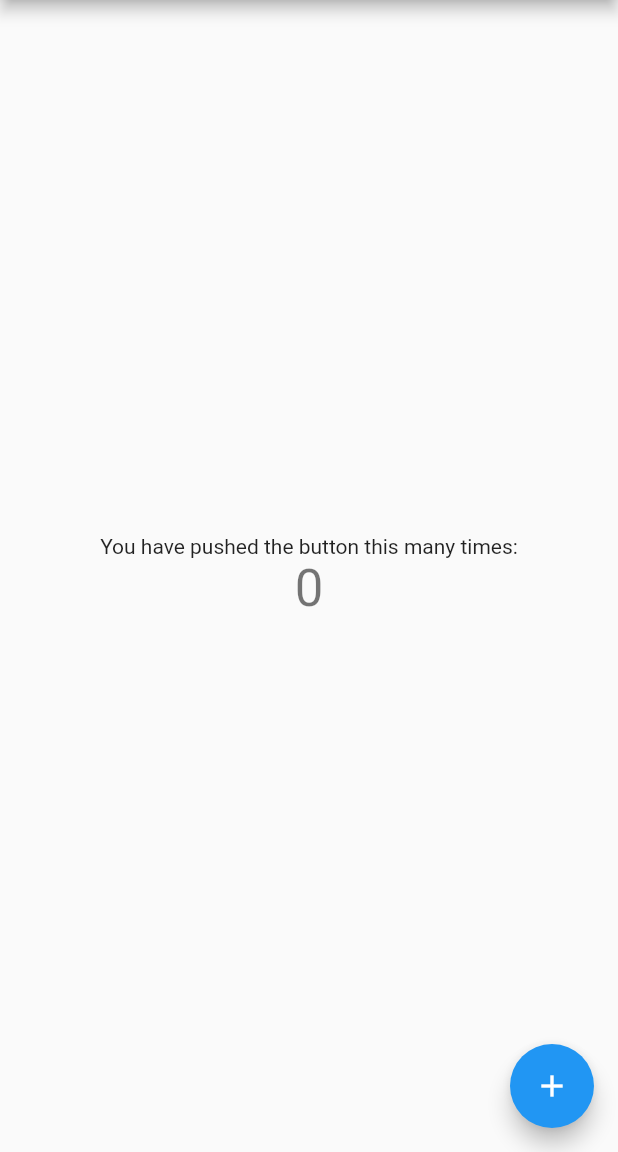
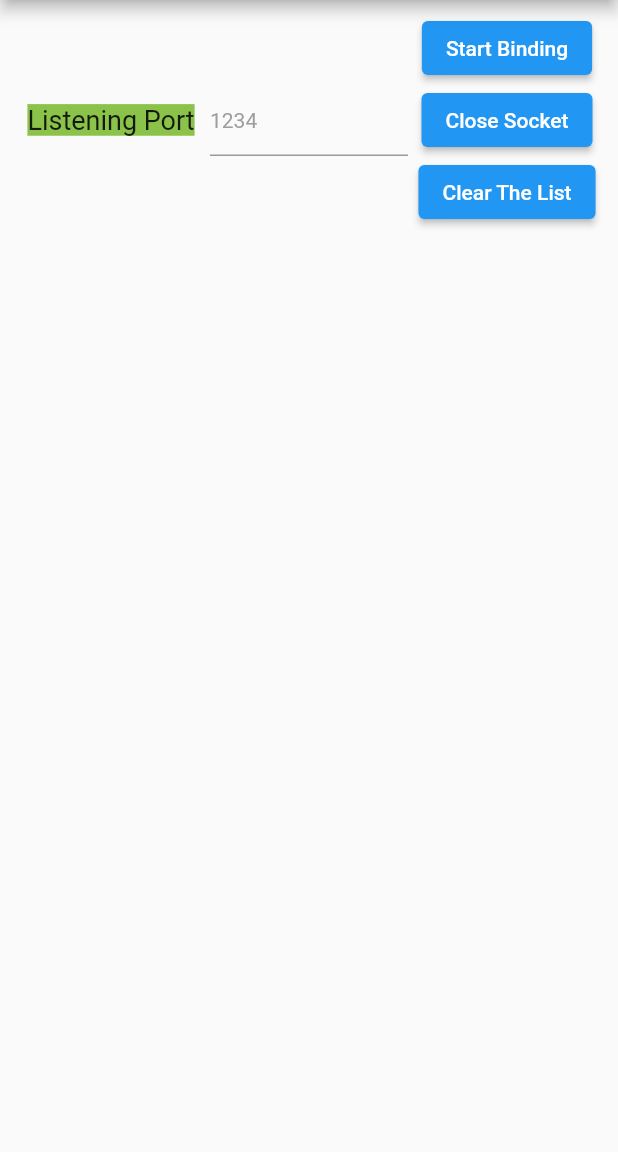
Before and after one commit to sheykhi-ali/udp_listen_event, a Flutter app: the screen it shows after launch, on a phone screen of 412 x 824 dp, the part 84-1236 px from its top. Run offline on Flutter 3.47's test engine with Material 2 defaults, Android fonts, the phone set to English and light mode, and no system bars.

Commit message:
Listen events func

```diff
--- a/lib/main.dart
+++ b/lib/main.dart
@@ -1,3 +1,5 @@
+import 'dart:convert';
+import 'dart:io';
 import 'package:flutter/material.dart';
 
 void main() {
@@ -7,21 +9,11 @@ void main() {
 class MyApp extends StatelessWidget {
   const MyApp({Key? key}) : super(key: key);
 
-  // This widget is the root of your application.
   @override
   Widget build(BuildContext context) {
     return MaterialApp(
       title: 'Flutter Demo',
       theme: ThemeData(
-        // This is the theme of your application.
-        //
-        // Try running your application with "flutter run". You'll see the
-        // application has a blue toolbar. Then, without quitting the app, try
-        // changing the primarySwatch below to Colors.green and then invoke
-        // "hot reload" (press "r" in the console where you ran "flutter run",
-        // or simply save your changes to "hot reload" in a Flutter IDE).
-        // Notice that the counter didn't reset back to zero; the application
-        // is not restarted.
         primarySwatch: Colors.blue,
       ),
       home: const MyHomePage(title: 'Flutter Demo Home Page'),
@@ -32,15 +24,6 @@ class MyApp extends StatelessWidget {
 class MyHomePage extends StatefulWidget {
   const MyHomePage({Key? key, required this.title}) : super(key: key);
 
-  // This widget is the home page of your application. It is stateful, meaning
-  // that it has a State object (defined below) that contains fields that affect
-  // how it looks.
-
-  // This class is the configuration for the state. It holds the values (in this
-  // case the title) provided by the parent (in this case the App widget) and
-  // used by the build method of the State. Fields in a Widget subclass are
-  // always marked "final".
-
   final String title;
 
   @override
@@ -48,68 +31,131 @@ class MyHomePage extends StatefulWidget {
 }
 
 class _MyHomePageState extends State<MyHomePage> {
-  int _counter = 0;
+  var portController = TextEditingController();
+  //Uint8List? data;
+  RawDatagramSocket? udpSocket;
+  List<String> receivedMessages = <String>[];
 
-  void _incrementCounter() {
-    setState(() {
-      // This call to setState tells the Flutter framework that something has
-      // changed in this State, which causes it to rerun the build method below
-      // so that the display can reflect the updated values. If we changed
-      // _counter without calling setState(), then the build method would not be
-      // called again, and so nothing would appear to happen.
-      _counter++;
-    });
+  Future<void> listenForUdpPackets(int port) async {
+    try {
+      // Create a UDP socket and bind it to the specified port
+      udpSocket = await RawDatagramSocket.bind(InternetAddress.anyIPv4, port);
+
+      // Listen for incoming packets
+      await udpSocket?.forEach((RawSocketEvent event) {
+        if (event == RawSocketEvent.read) {
+          // Read the incoming packet
+          Datagram? dg = udpSocket?.receive();
+          var message = dg?.data;
+          setState(() {
+            if (message != null) {
+              // data = message;
+              receivedMessages.add(utf8.decode(message));
+            }
+          });
+        }
+      });
+    } catch (e) {
+      debugPrint(e.toString());
+    }
   }
 
   @override
   Widget build(BuildContext context) {
-    // This method is rerun every time setState is called, for instance as done
-    // by the _incrementCounter method above.
-    //
-    // The Flutter framework has been optimized to make rerunning build methods
-    // fast, so that you can just rebuild anything that needs updating rather
-    // than having to individually change instances of widgets.
     return Scaffold(
       appBar: AppBar(
-        // Here we take the value from the MyHomePage object that was created by
-        // the App.build method, and use it to set our appbar title.
         title: Text(widget.title),
       ),
-      body: Center(
-        // Center is a layout widget. It takes a single child and positions it
-        // in the middle of the parent.
-        child: Column(
-          // Column is also a layout widget. It takes a list of children and
-          // arranges them vertically. By default, it sizes itself to fit its
-          // children horizontally, and tries to be as tall as its parent.
-          //
-          // Invoke "debug painting" (press "p" in the console, choose the
-          // "Toggle Debug Paint" action from the Flutter Inspector in Android
-          // Studio, or the "Toggle Debug Paint" command in Visual Studio Code)
-          // to see the wireframe for each widget.
-          //
-          // Column has various properties to control how it sizes itself and
-          // how it positions its children. Here we use mainAxisAlignment to
-          // center the children vertically; the main axis here is the vertical
-          // axis because Columns are vertical (the cross axis would be
-          // horizontal).
-          mainAxisAlignment: MainAxisAlignment.center,
-          children: <Widget>[
-            const Text(
-              'You have pushed the button this many times:',
+      body: Padding(
+        padding: const EdgeInsets.all(8.0),
+        child: ListView(
+          children: [
+            Row(
+              mainAxisAlignment: MainAxisAlignment.center,
+              crossAxisAlignment: CrossAxisAlignment.center,
+              mainAxisSize: MainAxisSize.max,
+              children: [
+                const Expanded(
+                  child: Text(
+                    'Listening Port ',
+                    style: TextStyle(
+                        backgroundColor: Colors.lightGreen, fontSize: 18),
+                    textAlign: TextAlign.center,
+                  ),
+                ),
+                Expanded(
+                  child: TextField(
+                    controller: portController,
+                    keyboardType: TextInputType.number,
+                    decoration: const InputDecoration(
+                        hintText: '1234',
+                        hintStyle: TextStyle(
+                          color: Colors.grey,
+                          fontSize: 14,
+                        )),
+                  ),
+                ),
+                Expanded(
+                  child: Column(
+                    children: [
+                      ElevatedButton(
+                        onPressed: () {
+                          listenForUdpPackets(int.parse(portController.text));
+                          setState(() {
+                            /* data = utf8.encode(
+                                    'Socket is listening to port ${portController.text} ')
+                                as Uint8List?;*/
+                            receivedMessages.add(
+                                'Socket is listening to port ${portController.text} \nWaiting for incoming messages.. ');
+                          });
+                        },
+                        child: const Text('Start Binding'),
+                      ),
+                      ElevatedButton(
+                        onPressed: () {
+                          if (udpSocket != null) {
+                            udpSocket?.close();
+                            setState(() {
+                              /*data =
+                                  utf8.encode('Socket Closed !') as Uint8List?;*/
+                              receivedMessages.add('Socket Closed !');
+                            });
+                          }
+                        },
+                        child: const Text('Close Socket'),
+                      ),
+                      ElevatedButton(
+                        onPressed: () {
+                          if (udpSocket != null) {
+                            udpSocket?.close();
+                            setState(() {
+                              receivedMessages = [];
+                            });
+                          }
+                        },
+                        child: const Text('Clear The List'),
+                      ),
+                    ],
+                  ),
+                )
+              ],
             ),
-            Text(
-              '$_counter',
-              style: Theme.of(context).textTheme.headline4,
-            ),
+            const Spacer(),
+            SizedBox(
+              height: 300,
+              child: ListView.separated(
+                itemBuilder: (context, index){
+                  return Text(receivedMessages[index]);
+                },
+                separatorBuilder: (context, sepIndex){
+                  return const Divider();
+                },
+                itemCount: receivedMessages.length,
+              ),
+            )
           ],
         ),
       ),
-      floatingActionButton: FloatingActionButton(
-        onPressed: _incrementCounter,
-        tooltip: 'Increment',
-        child: const Icon(Icons.add),
-      ), // This trailing comma makes auto-formatting nicer for build methods.
     );
   }
 }
```
